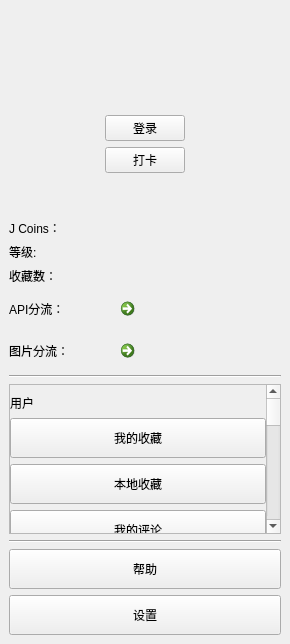
First picture: the form in ui/component/ui_navigation.ui, repository tonquer/JMComic-qt, before the edit.
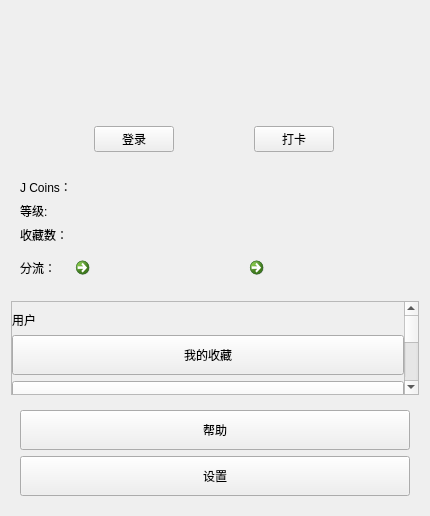
Second picture: the form after the edit. Icons and pictures are not drawn. Custom widgets are drawn as their Qt base class.

What changed in the file:
```diff
--- a/ui/component/ui_navigation.ui
+++ b/ui/component/ui_navigation.ui
@@ -6,35 +6,17 @@
    <rect>
     <x>0</x>
     <y>0</y>
-    <width>290</width>
-    <height>644</height>
+    <width>430</width>
+    <height>516</height>
    </rect>
   </property>
   <property name="windowTitle">
    <string>导航</string>
   </property>
-  <property name="styleSheet">
-   <string notr="true"/>
-  </property>
-  <layout class="QVBoxLayout" name="verticalLayout_2">
-   <property name="spacing">
-    <number>6</number>
-   </property>
-   <property name="leftMargin">
-    <number>0</number>
-   </property>
-   <property name="topMargin">
-    <number>0</number>
-   </property>
-   <property name="rightMargin">
-    <number>0</number>
-   </property>
-   <property name="bottomMargin">
-    <number>0</number>
-   </property>
-   <item>
-    <widget class="QWidget" name="widget" native="true">
      <layout class="QVBoxLayout" name="verticalLayout">
+   <item>
+    <widget class="QWidget" name="topWidget" native="true">
+     <layout class="QVBoxLayout" name="verticalLayout_4">
       <item alignment="Qt::AlignHCenter">
        <widget class="HeadLabel" name="picLabel">
         <property name="minimumSize">
@@ -60,7 +42,9 @@
         </property>
        </widget>
       </item>
-      <item alignment="Qt::AlignHCenter">
+      <item>
+       <layout class="QHBoxLayout" name="horizontalLayout_4">
+        <item>
        <widget class="QPushButton" name="pushButton">
         <property name="sizePolicy">
          <sizepolicy hsizetype="Maximum" vsizetype="Fixed">
@@ -76,7 +60,7 @@
         </property>
        </widget>
       </item>
-      <item alignment="Qt::AlignHCenter">
+        <item>
        <widget class="QPushButton" name="signButton">
         <property name="sizePolicy">
          <sizepolicy hsizetype="Maximum" vsizetype="Fixed">
@@ -92,6 +76,10 @@
         </property>
        </widget>
       </item>
+       </layout>
+      </item>
+      <item>
+       <layout class="QHBoxLayout" name="horizontalLayout_3">
       <item>
        <widget class="QLabel" name="nameLabel">
         <property name="text">
@@ -107,10 +95,17 @@
           <height>0</height>
          </size>
         </property>
+          <property name="font">
+           <font>
+            <pointsize>7</pointsize>
+           </font>
+          </property>
         <property name="text">
          <string/>
         </property>
        </widget>
+        </item>
+       </layout>
       </item>
       <item>
        <layout class="QHBoxLayout" name="horizontalLayout_2">
@@ -171,7 +166,7 @@
         <item>
          <widget class="QLabel" name="label_4">
           <property name="text">
-           <string>API分流：</string>
+           <string>分流：</string>
           </property>
          </widget>
         </item>
@@ -182,17 +177,6 @@
           </property>
          </widget>
         </item>
-       </layout>
-      </item>
-      <item>
-       <layout class="QHBoxLayout" name="horizontalLayout_7">
-        <item>
-         <widget class="QLabel" name="label_7">
-          <property name="text">
-           <string>图片分流：</string>
-          </property>
-         </widget>
-        </item>
         <item>
          <widget class="QCommandLinkButton" name="proxyImgName">
           <property name="text">
@@ -202,11 +186,7 @@
         </item>
        </layout>
       </item>
-      <item>
-       <widget class="Line" name="line_4">
-        <property name="orientation">
-         <enum>Qt::Horizontal</enum>
-        </property>
+     </layout>
        </widget>
       </item>
       <item>
@@ -218,8 +198,8 @@
          <property name="geometry">
           <rect>
            <x>0</x>
-           <y>0</y>
-           <width>253</width>
+        <y>-660</y>
+        <width>399</width>
            <height>746</height>
           </rect>
          </property>
@@ -899,12 +879,8 @@
        </widget>
       </item>
       <item>
-       <widget class="Line" name="line_3">
-        <property name="orientation">
-         <enum>Qt::Horizontal</enum>
-        </property>
-       </widget>
-      </item>
+    <widget class="QWidget" name="tailWidget" native="true">
+     <layout class="QVBoxLayout" name="verticalLayout_5">
       <item>
        <widget class="QToolButton" name="helpButton">
         <property name="sizePolicy">
```
Left out of the diff: 13 changed lines with no effect on the pictures. Lines whose indentation alone changed are shown as unchanged.
